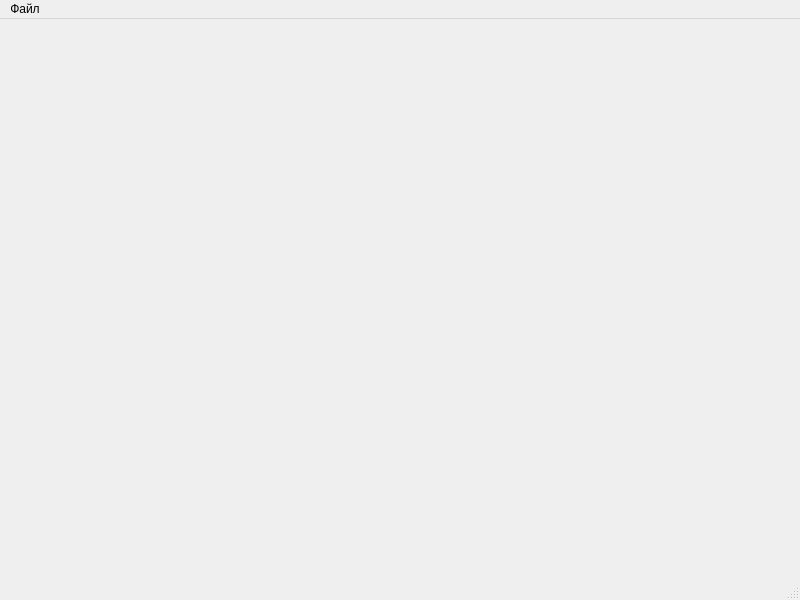
The window that plotter/main_window.ui (spectral307/plotter) describes before a commit, drawn with Qt 5.
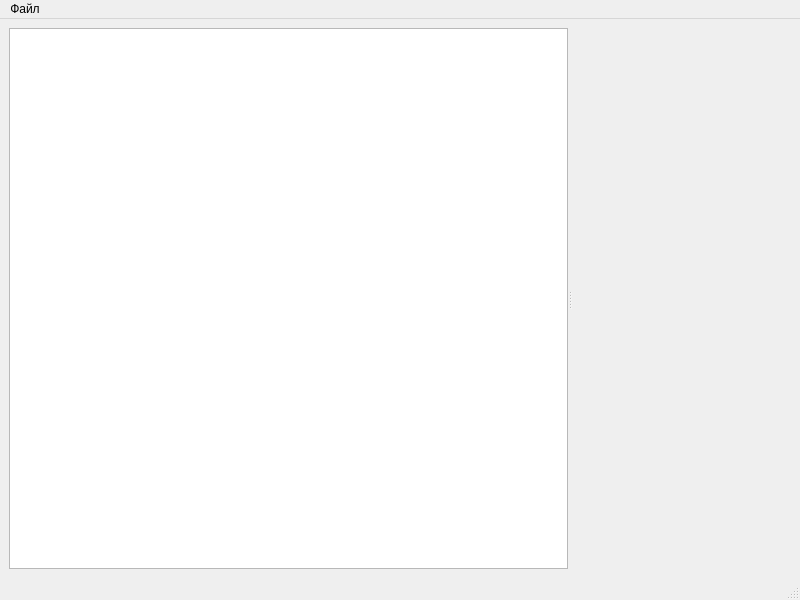
The same window after the commit.

Commit message: Add entries table and canvas placeholder widget

```diff
--- a/plotter/main_window.ui
+++ b/plotter/main_window.ui
@@ -13,7 +13,19 @@
   <property name="windowTitle">
    <string>MainWindow</string>
   </property>
-  <widget class="QWidget" name="centralwidget"/>
+  <widget class="QWidget" name="centralwidget">
+   <layout class="QHBoxLayout" name="horizontalLayout">
+    <item>
+     <widget class="QSplitter" name="splitter">
+      <property name="orientation">
+       <enum>Qt::Horizontal</enum>
+      </property>
+      <widget class="QTableWidget" name="entries"/>
+      <widget class="QWidget" name="canvas" native="true"/>
+     </widget>
+    </item>
+   </layout>
+  </widget>
   <widget class="QMenuBar" name="menubar">
    <property name="geometry">
     <rect>
```
The commit also changes 1 other file.
